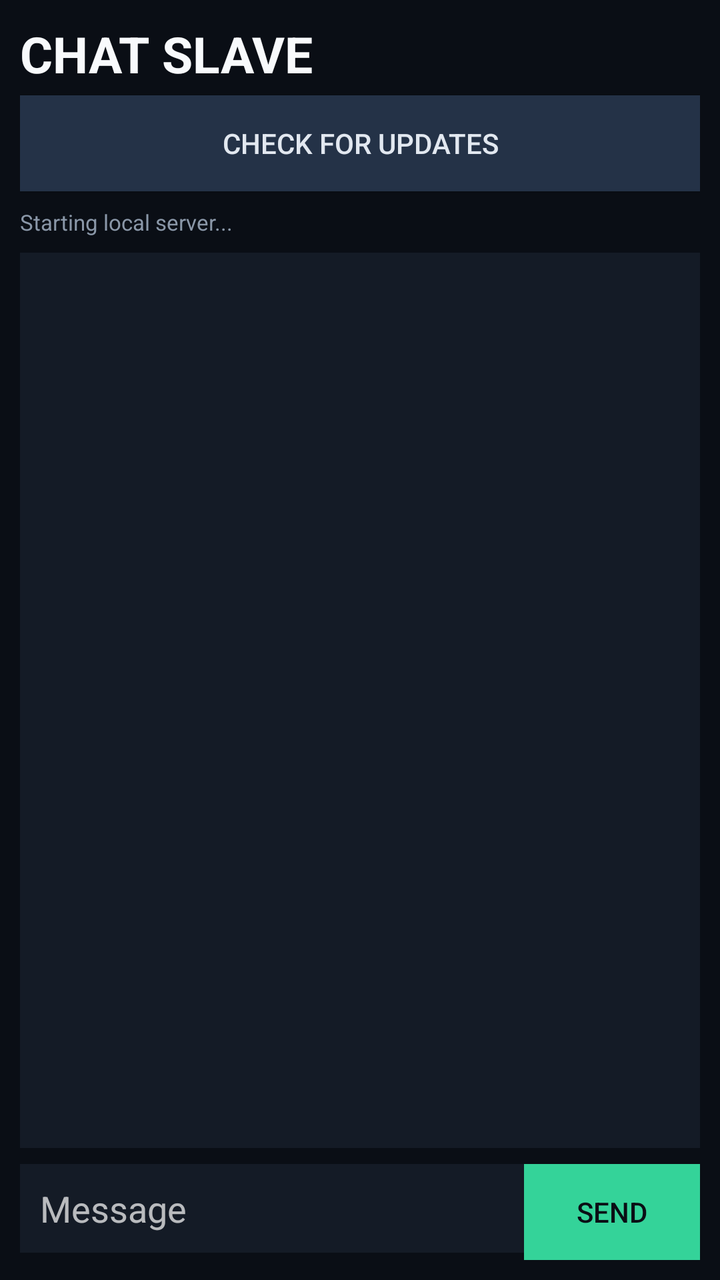
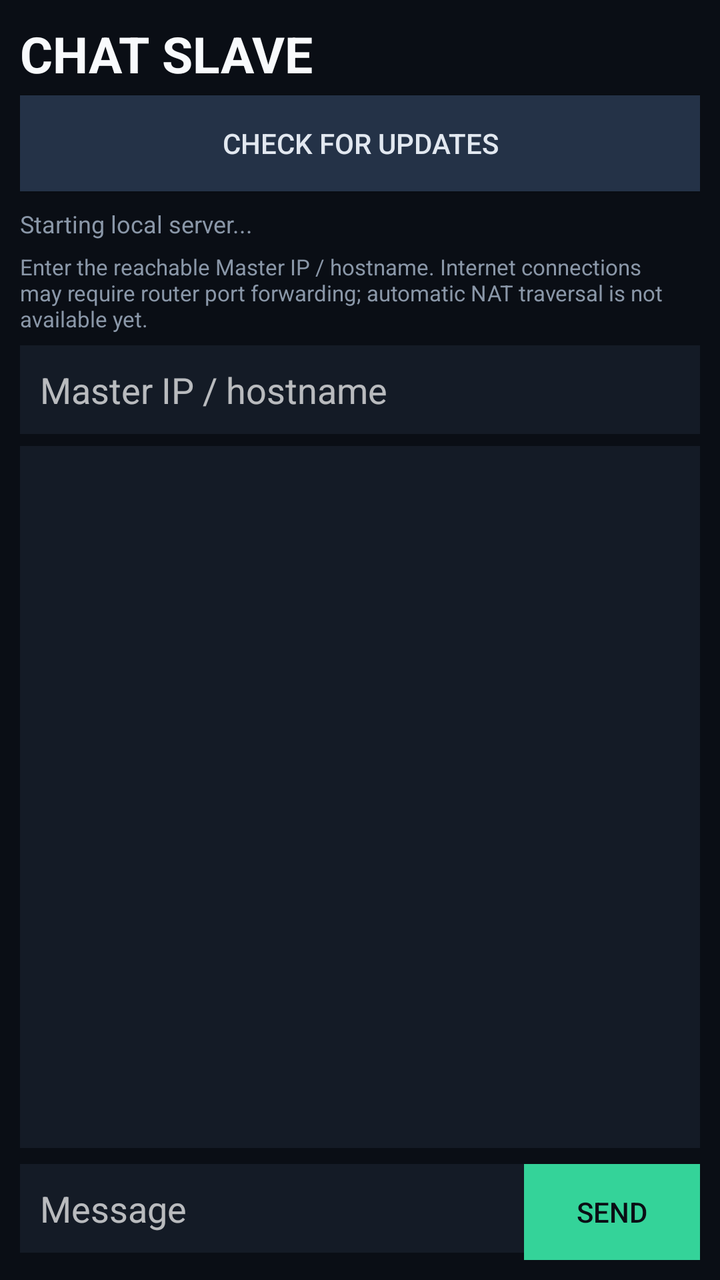

Two renders of the same Android screen: before a commit and after it. Below are the layout's source before the change and the commit's diff.
<!-- AndroidManifest.xml: application theme Theme.Chat -->
<!-- res/layout/activity_slave.xml -->
<LinearLayout xmlns:android="http://schemas.android.com/apk/res/android"
    android:layout_width="match_parent" android:layout_height="match_parent"
    android:orientation="vertical" android:background="#0a0e15" android:padding="10dp">
    <TextView android:layout_width="match_parent" android:layout_height="wrap_content"
        android:text="CHAT SLAVE" android:textColor="#f8fafc" android:textSize="25sp"
        android:textStyle="bold" android:layout_marginBottom="4dp"/>
    <Button android:id="@+id/btn_update" android:layout_width="match_parent" android:layout_height="wrap_content" android:text="Check for updates" android:background="#243247" android:textColor="#e2e8f0" android:layout_marginBottom="8dp"/>
    <TextView android:id="@+id/status" android:layout_width="match_parent" android:layout_height="wrap_content"
        android:text="Starting local server..." android:textColor="#8a97a8" android:textSize="11sp"
        android:layout_marginBottom="8dp"/>
    <ListView android:id="@+id/list" android:layout_width="match_parent"
        android:layout_height="0dp" android:layout_weight="1" android:background="#141b26"/>
    <LinearLayout android:layout_width="match_parent" android:layout_height="wrap_content"
        android:orientation="horizontal" android:layout_marginTop="8dp">
        <EditText android:id="@+id/input" android:layout_width="0dp" android:layout_weight="1"
            android:layout_height="wrap_content" android:hint="Message" android:background="#141b26"
            android:textColor="#e8eef7" android:padding="10dp"/>
        <Button android:id="@+id/btn_send" android:layout_width="wrap_content" android:layout_height="wrap_content"
            android:text="Send" android:background="#34d399" android:textColor="#0a0e15"/>
    </LinearLayout>
</LinearLayout>
<!-- resources referenced by this layout -->
<resources>
  <style name="Theme.Chat" parent="Theme.AppCompat.NoActionBar">
          <item name="android:windowBackground">#0a0e15</item>
      </style>
</resources>

<!-- the commit's change to res/layout/activity_slave.xml (unified diff, before → after) -->
@@ -6,16 +6,16 @@
         android:textStyle="bold" android:layout_marginBottom="4dp"/>
     <Button android:id="@+id/btn_update" android:layout_width="match_parent" android:layout_height="wrap_content" android:text="Check for updates" android:background="#243247" android:textColor="#e2e8f0" android:layout_marginBottom="8dp"/>
     <TextView android:id="@+id/status" android:layout_width="match_parent" android:layout_height="wrap_content"
-        android:text="Starting local server..." android:textColor="#8a97a8" android:textSize="11sp"
-        android:layout_marginBottom="8dp"/>
-    <ListView android:id="@+id/list" android:layout_width="match_parent"
-        android:layout_height="0dp" android:layout_weight="1" android:background="#141b26"/>
-    <LinearLayout android:layout_width="match_parent" android:layout_height="wrap_content"
-        android:orientation="horizontal" android:layout_marginTop="8dp">
-        <EditText android:id="@+id/input" android:layout_width="0dp" android:layout_weight="1"
-            android:layout_height="wrap_content" android:hint="Message" android:background="#141b26"
-            android:textColor="#e8eef7" android:padding="10dp"/>
-        <Button android:id="@+id/btn_send" android:layout_width="wrap_content" android:layout_height="wrap_content"
-            android:text="Send" android:background="#34d399" android:textColor="#0a0e15"/>
+        android:text="Starting local server..." android:textColor="#8a97a8" android:textSize="12sp" android:layout_marginBottom="6dp"/>
+    <TextView android:layout_width="match_parent" android:layout_height="wrap_content"
+        android:text="Enter the reachable Master IP / hostname. Internet connections may require router port forwarding; automatic NAT traversal is not available yet."
+        android:textColor="#8a97a8" android:textSize="11sp" android:layout_marginBottom="6dp"/>
+    <EditText android:id="@+id/peer_ip" android:layout_width="match_parent" android:layout_height="wrap_content"
+        android:hint="Master IP / hostname" android:inputType="textUri" android:singleLine="true" android:textColor="#e8eef7" android:background="#141b26" android:padding="10dp" android:layout_marginBottom="6dp"/>
+    <ListView android:id="@+id/list" android:layout_width="match_parent" android:layout_height="0dp" android:layout_weight="1" android:background="#141b26"/>
+    <LinearLayout android:layout_width="match_parent" android:layout_height="wrap_content" android:orientation="horizontal" android:layout_marginTop="8dp">
+        <EditText android:id="@+id/input" android:layout_width="0dp" android:layout_weight="1" android:layout_height="wrap_content" android:hint="Message"
+            android:background="#141b26" android:textColor="#e8eef7" android:padding="10dp"/>
+        <Button android:id="@+id/btn_send" android:layout_width="wrap_content" android:layout_height="wrap_content" android:text="Send" android:background="#34d399" android:textColor="#0a0e15"/>
     </LinearLayout>
 </LinearLayout>
